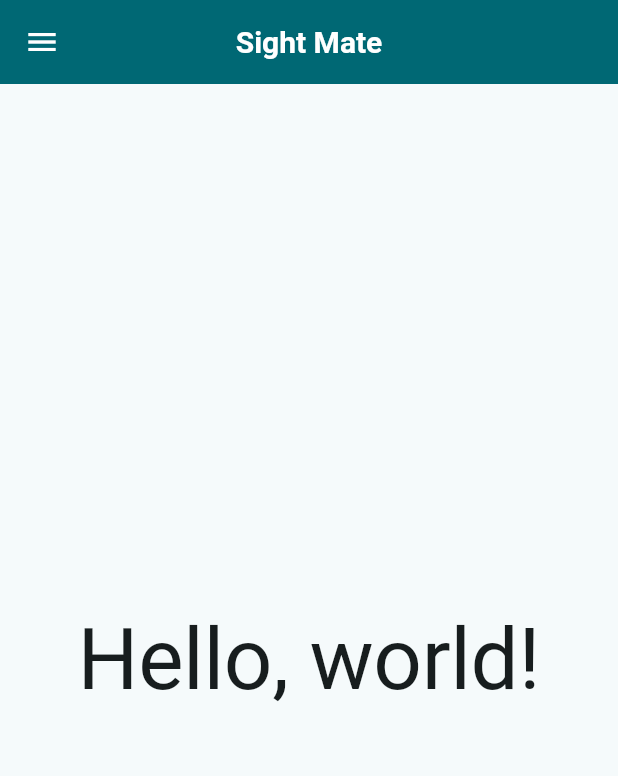
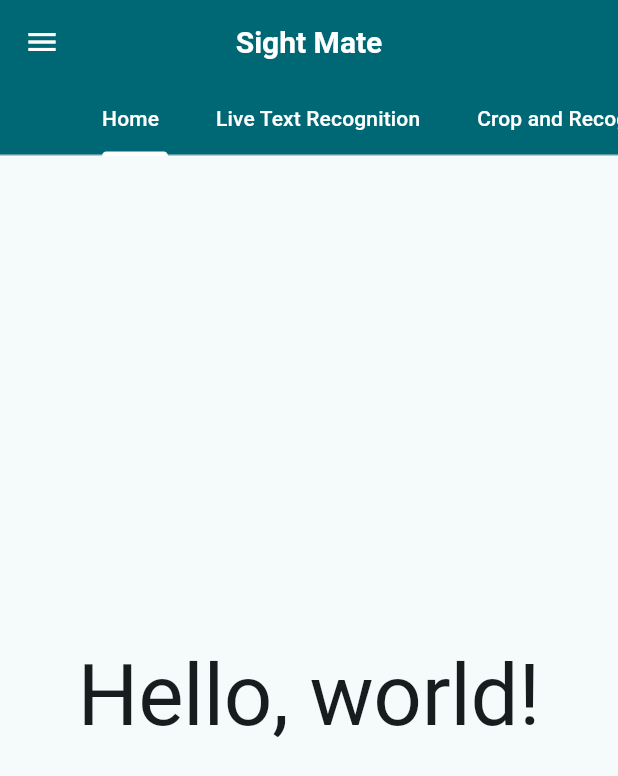
Before and after one commit to Almouhannad/SightMate-Mobile-Application, a Flutter app: the screen it shows after launch, on a phone screen of 412 x 824 dp. Shown: the top 776 px of the screen. Run offline on Flutter 3.47's test engine with Material 3 defaults, Android fonts, the phone set to English and light mode, and no system bars; our stand-ins replace get_it, shared_preferences.

Commit message:
Modify home page to handle feature screens

```diff
--- a/lib/modules/home/presentation/home_page.dart
+++ b/lib/modules/home/presentation/home_page.dart
@@ -7,10 +7,47 @@ class HomePage extends StatelessWidget {
 
   @override
   Widget build(BuildContext context) {
-    return Scaffold(
-      drawer: const AppDrawer(),
-      appBar: AppBar(title: Text(L10n.of(context).appName)),
-      body: HelloWorldWidget(),
+    return DefaultTabController(
+      length: 3,
+      child: Scaffold(
+        drawer: const AppDrawer(),
+        appBar: AppBar(
+          title: Text(L10n.of(context).appName),
+          bottom: TabBar(
+            isScrollable: true,
+            tabs: [
+              const TabBarItem(text: 'Home'),
+              const TabBarItem(text: 'Live Text Recognition'),
+              const TabBarItem(text: 'Crop and Recognize Text'),
+            ],
+          ),
+        ),
+        body: const TabBarView(
+          children: [
+            HelloWorldWidget(),
+            HelloWorldWidget(),
+            HelloWorldWidget(),
+          ],
+        ),
+      ),
+    );
+  }
+}
+
+class TabBarItem extends StatelessWidget {
+  final String text;
+  const TabBarItem({super.key, required this.text});
+
+  @override
+  Widget build(BuildContext context) {
+    final theme = Theme.of(context);
+    final textStyle = theme.textTheme.labelLarge!.copyWith(
+      color: theme.colorScheme.onPrimary,
+    );
+    return Tab(
+      child: Row(
+        children: [Text(text, style: textStyle), const SizedBox(width: 6)],
+      ),
     );
   }
 }
```
